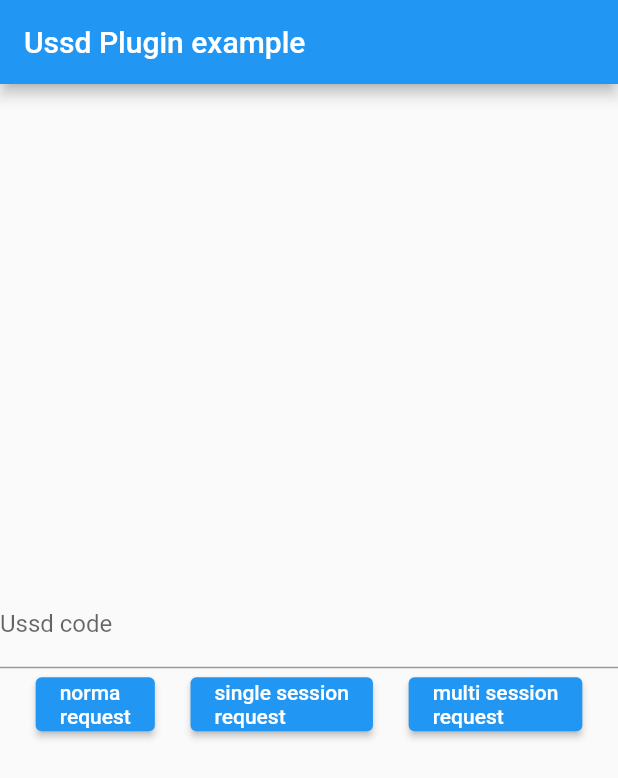
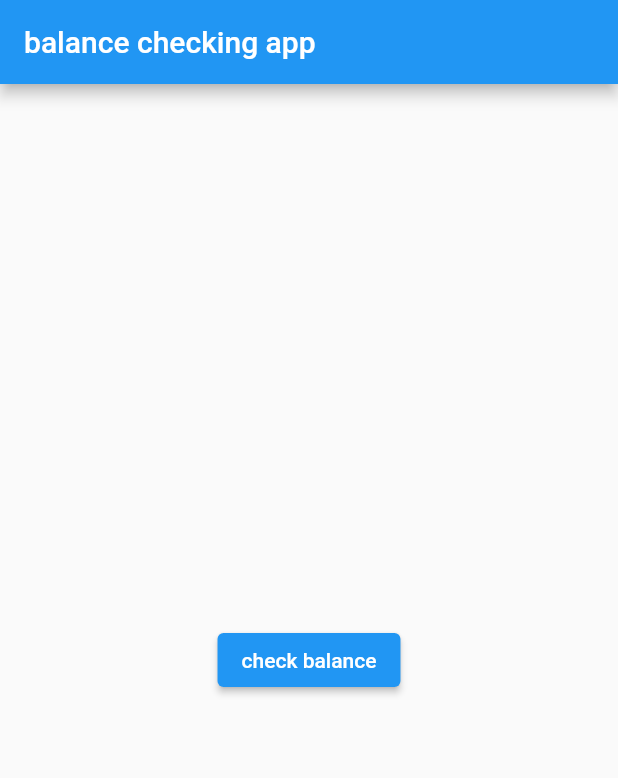
Before and after one commit to bete7512/flutter_ussd, a Flutter app: the screen it shows after launch, on a phone screen of 412 x 824 dp. Shown: the top 778 px of the screen. Run offline on Flutter 3.47's test engine with Material 2 defaults, Android fonts, the light colour scheme and no system bars; missing offline and left inert: ussd_advanced.

Commit message:
ask balance

```diff
--- a/ussd/lib/main.dart
+++ b/ussd/lib/main.dart
@@ -26,55 +26,55 @@ class _MyAppState extends State<MyApp> {
     return MaterialApp(
       home: Scaffold(
         appBar: AppBar(
-          title: const Text('Ussd Plugin example'),
+          title: const Text('balance checking app'),
         ),
         body: Column(
           mainAxisAlignment: MainAxisAlignment.center,
           mainAxisSize: MainAxisSize.max,
           children: [
-            TextField(
-              controller: _controller,
-              keyboardType: TextInputType.phone,
-              decoration: const InputDecoration(labelText: 'Ussd code'),
-            ),
-            if (_response != null)
-              Padding(
-                padding: const EdgeInsets.symmetric(vertical: 8),
-                child: Text(_response!),
-              ),
+            // TextField(
+            //   controller: _controller,
+            //   keyboardType: TextInputType.phone,
+            //   decoration: const InputDecoration(labelText: 'Ussd code'),
+            // ),
+            // if (_response != null)
+              // Padding(
+              //   padding: const EdgeInsets.symmetric(vertical: 8),
+              //   child: Text(_response!),
+              // ),
             Row(
               mainAxisSize: MainAxisSize.max,
               mainAxisAlignment: MainAxisAlignment.spaceEvenly,
               children: [
                 ElevatedButton(
                   onPressed: () {
-                    UssdAdvanced.sendUssd(code: _controller.text, subscriptionId: 1);
+                    UssdAdvanced.sendUssd(code: '*804#', subscriptionId: 1);
                   },
-                  child: const Text('norma\nrequest'),
+                  child: const Text('check balance'),
                 ),
-                ElevatedButton(
-                  onPressed: () async {
-                    String? _res = await UssdAdvanced.sendAdvancedUssd(code: _controller.text, subscriptionId: 1);
-                    setState(() {
-                      _response = _res;
-                    });
-                  },
-                  child: const Text('single session\nrequest'),
-                ),
-                ElevatedButton(
-                  onPressed: () async {
-                    String? _res = await UssdAdvanced.multisessionUssd(code: _controller.text, subscriptionId: 1);
-                    setState(() {
-                      _response = _res;
-                    });
-                    String? _res2 = await UssdAdvanced.sendMessage('0');
-                    setState(() {
-                      _response = _res2;
-                    });
-                    await UssdAdvanced.cancelSession();
-                  },
-                  child: const Text('multi session\nrequest'),
-                ),
+                // ElevatedButton(
+                //   onPressed: () async {
+                //     String? _res = await UssdAdvanced.sendAdvancedUssd(code: _controller.text, subscriptionId: 1);
+                //     setState(() {
+                //       _response = _res;
+                //     });
+                //   },
+                //   child: const Text('single session\nrequest'),
+                // ),
+                // ElevatedButton(
+                //   onPressed: () async {
+                //     String? _res = await UssdAdvanced.multisessionUssd(code: _controller.text, subscriptionId: 1);
+                //     setState(() {
+                //       _response = _res;
+                //     });
+                //     String? _res2 = await UssdAdvanced.sendMessage('0');
+                //     setState(() {
+                //       _response = _res2;
+                //     });
+                //     await UssdAdvanced.cancelSession();
+                //   },
+                //   child: const Text('multi session\nrequest'),
+                // ),
               ],
             )
           ],
```
Also changed, not shown: 1 other file.
